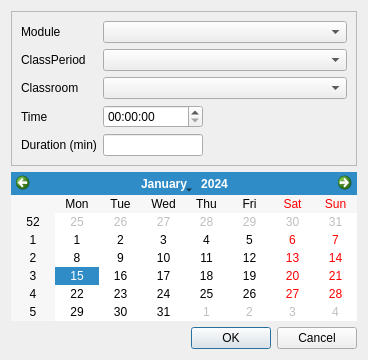
Qt form Gui/WindowEditTimeSlot.ui (JeanCoquet/Zebulon) before a commit.
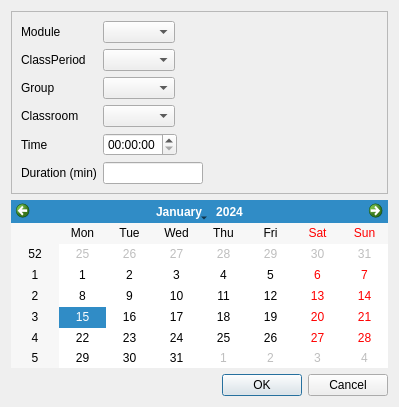
The same form after that commit.

Patch:
```diff
--- a/Gui/WindowEditTimeSlot.ui
+++ b/Gui/WindowEditTimeSlot.ui
@@ -6,8 +6,8 @@
    <rect>
     <x>0</x>
     <y>0</y>
-    <width>368</width>
-    <height>360</height>
+    <width>399</width>
+    <height>407</height>
    </rect>
   </property>
   <property name="windowTitle">
@@ -24,11 +24,14 @@
        <rect>
         <x>0</x>
         <y>0</y>
-        <width>354</width>
-        <height>154</height>
+        <width>385</width>
+        <height>177</height>
        </rect>
       </property>
       <layout class="QFormLayout" name="formLayout">
+       <property name="fieldGrowthPolicy">
+        <enum>QFormLayout::ExpandingFieldsGrow</enum>
+       </property>
        <item row="0" column="0">
         <widget class="QLabel" name="label">
          <property name="text">
@@ -39,24 +42,34 @@
        <item row="0" column="1">
         <widget class="QComboBox" name="comboBoxModule"/>
        </item>
-       <item row="1" column="0">
+       <item row="2" column="0">
         <widget class="QLabel" name="label_2">
          <property name="text">
           <string>ClassPeriod</string>
          </property>
         </widget>
        </item>
-       <item row="1" column="1">
+       <item row="2" column="1">
         <widget class="QComboBox" name="comboBoxClassPeriod"/>
        </item>
-       <item row="3" column="0">
+       <item row="4" column="0">
+        <widget class="QLabel" name="label_5">
+         <property name="text">
+          <string>Classroom</string>
+         </property>
+        </widget>
+       </item>
+       <item row="4" column="1">
+        <widget class="QComboBox" name="comboBoxClassroom"/>
+       </item>
+       <item row="5" column="0">
         <widget class="QLabel" name="label_3">
          <property name="text">
           <string>Time</string>
          </property>
         </widget>
        </item>
-       <item row="3" column="1">
+       <item row="5" column="1">
         <widget class="QTimeEdit" name="timeEdit">
          <property name="maximumSize">
           <size>
@@ -66,33 +79,33 @@
          </property>
         </widget>
        </item>
-       <item row="4" column="1">
-        <widget class="QLineEdit" name="durationVal">
-         <property name="maximumSize">
-          <size>
-           <width>100</width>
-           <height>16777215</height>
-          </size>
-         </property>
-        </widget>
-       </item>
-       <item row="4" column="0">
+       <item row="6" column="0">
         <widget class="QLabel" name="label_4">
          <property name="text">
           <string>Duration (min)</string>
          </property>
         </widget>
        </item>
-       <item row="2" column="1">
-        <widget class="QComboBox" name="comboBoxClassroom"/>
+       <item row="6" column="1">
+        <widget class="QLineEdit" name="durationVal">
+         <property name="maximumSize">
+          <size>
+           <width>100</width>
+           <height>16777215</height>
+          </size>
+         </property>
+        </widget>
        </item>
-       <item row="2" column="0">
-        <widget class="QLabel" name="label_5">
+       <item row="3" column="0">
+        <widget class="QLabel" name="label_6">
          <property name="text">
-          <string>Classroom</string>
+          <string>Group</string>
          </property>
         </widget>
        </item>
+       <item row="3" column="1">
+        <widget class="QComboBox" name="comboBoxGroup"/>
+       </item>
       </layout>
      </widget>
     </widget>
```
